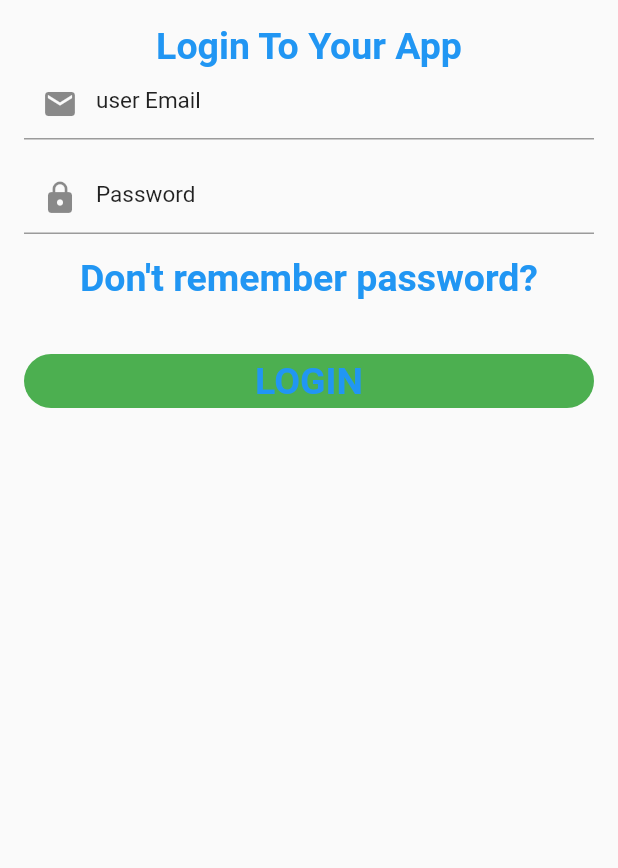
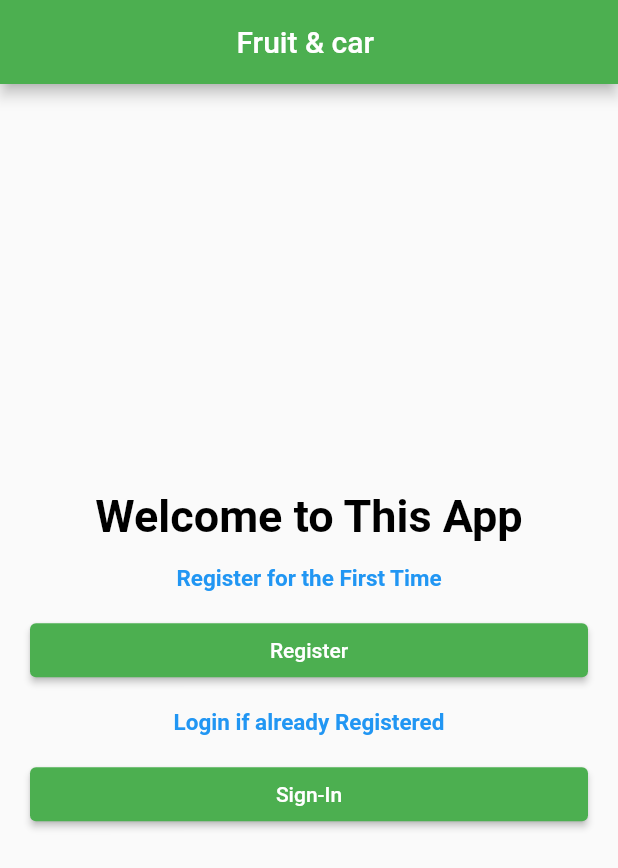
Before and after one commit to Erasto-M/loginpage, a Flutter app: the screen it shows after launch, on a phone screen of 412 x 824 dp. Shown: the top 868 px of the screen. Run offline on Flutter 3.47's test engine with Material 2 defaults, Android fonts, the phone set to English and light mode, and no system bars; our stand-ins replace firebase_auth, firebase_core; accounts and stored records are empty.

Commit message:
made changes

```diff
--- a/lib/main.dart
+++ b/lib/main.dart
@@ -1,6 +1,8 @@
 import 'package:flutter/material.dart';
-import 'package:loginpage/screens/sign_in.dart';
+//import 'package:loginpage/screens/sign_in.dart';
 import 'package:firebase_core/firebase_core.dart';
+//import 'package:firebase_auth/firebase_auth.dart';
+import 'package:loginpage/screens/welcome_screen.dart';
 import 'firebase_options.dart';
 void main() async{
   runApp(MyApp());
@@ -34,7 +36,11 @@ class _HomepageState extends State<Homepage> {
   @override
   Widget build(BuildContext context) {
     return Scaffold(
-      body: Signin(),
+      appBar: AppBar(
+        centerTitle: true,
+        title: Text("Fruit & car "),
+      ),
+      body: Welcome(),
     );
   }
 }
--- a/lib/screens/reusablewidgets.dart
+++ b/lib/screens/reusablewidgets.dart
@@ -1,9 +1,10 @@
 import 'package:flutter/material.dart';
-Widget Textfield(String text, icon,bool isPasswordType){
+Widget Textfield(String text, icon,bool isPasswordType, TextEditingController controller){
   return TextField(
+    controller: controller,
     keyboardType: TextInputType.text,
     obscureText: isPasswordType,
-    showCursor: isPasswordType,
+    //showCursor: isPasswordType,
     decoration: InputDecoration(
       hintText: text,
       hintStyle: TextStyle(
@@ -20,21 +21,16 @@ Widget Showtext(String text){
     text,
     style: TextStyle(
         fontWeight: FontWeight.bold,
-        fontSize: 25,
+        fontSize: 15,
         color: Colors.blue),
   );
 }
-Widget button(){
+Widget button(String text,Function() function){
   return Container(
     width: double.infinity,
-    child: RawMaterialButton(
-      fillColor: Colors.green,
-      elevation: 0.0,
-      shape: RoundedRectangleBorder(
-        borderRadius: BorderRadius.circular(20),
-      ),
-      onPressed: (){},
-      child:Showtext("LOGIN",),
+    child: ElevatedButton(
+      onPressed: function,
+      child:Showtext(text),
     ),
   );
 }
--- /dev/null
+++ b/lib/screens/welcome_screen.dart
@@ -0,0 +1,57 @@
+import 'package:flutter/material.dart';
+import 'package:loginpage/screens/reusablewidgets.dart';
+import 'package:loginpage/screens/sign_in.dart';
+import 'package:loginpage/screens/sign_up.dart';
+class Welcome extends StatefulWidget {
+  const Welcome({Key? key}) : super(key: key);
+
+  @override
+  State<Welcome> createState() => _WelcomeState();
+}
+
+class _WelcomeState extends State<Welcome> {
+  @override
+  Widget build(BuildContext context) {
+    return Padding(
+      padding: const EdgeInsets.all(20.0),
+      child: SafeArea(
+          child: Center(
+            child: SingleChildScrollView(
+              child: Column(
+                children: [
+                  Text("Welcome to This App", style: TextStyle(
+                    color: Colors.black,fontSize: 30,
+                    fontWeight: FontWeight.bold,
+                  ),),
+                  Space(),
+                  Showtext("Register for the First Time"),
+                  Space(),
+                  Container(
+                    width: double.infinity,
+                    child: ElevatedButton(
+                      onPressed: (){
+                        Navigator.push(context, MaterialPageRoute(builder: (context)=>Signup()));
+                      },
+                      child: Text("Register"),
+                    ),
+                  ),
+                  Space(),
+
+                  Showtext("Login if already Registered"),
+                  Space(),
+                  Container(
+                    width: double.infinity,
+                    child: ElevatedButton(
+                      onPressed: (){
+                        Navigator.push(context, MaterialPageRoute(builder: (context)=>Signin()));
+                      },
+                      child: Text("Sign-In"),
+                    ),
+                  ),
+                ],
+              ),
+            ),
+          )),
+    );
+  }
+}
--- a/pubspec.yaml
+++ b/pubspec.yaml
@@ -38,6 +38,7 @@ dependencies:
   cupertino_icons: ^1.0.2
   firebase_core: ^2.4.0
   firebase_auth: ^4.2.0
+
 
 dev_dependencies:
   flutter_test:
```
Also changed, not shown: lib/home.dart (+16 -0 lines), lib/screens/sign_in.dart (+49 -8 lines), lib/screens/sign_up.dart (+73 -0 lines), 1 other file.
